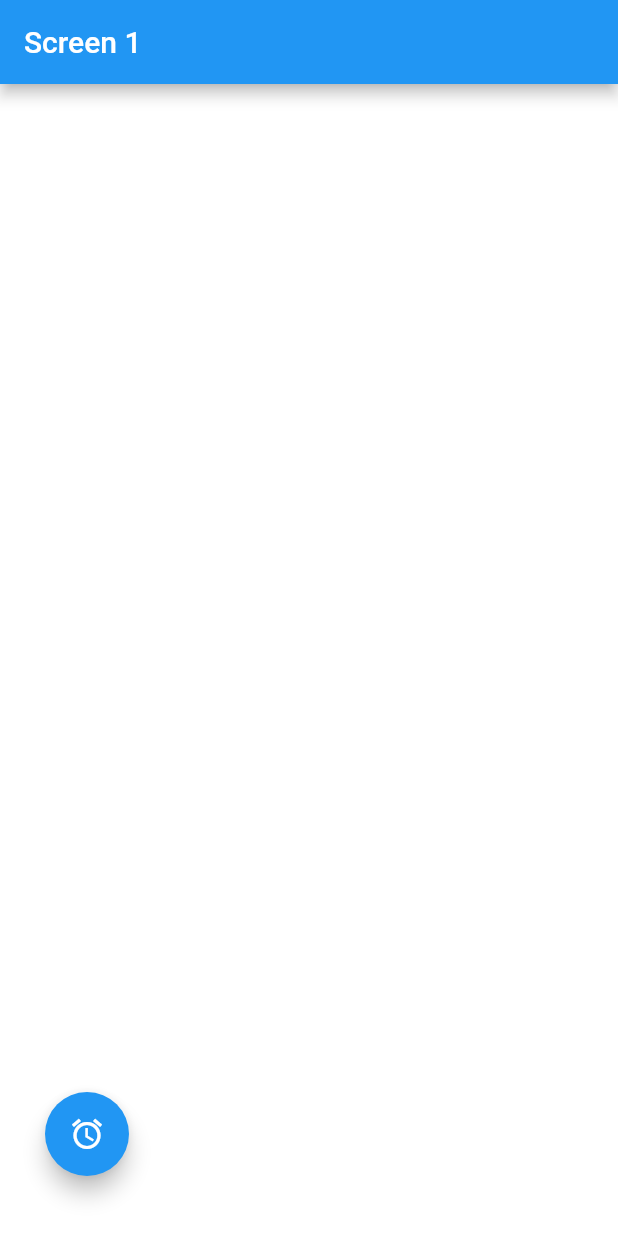
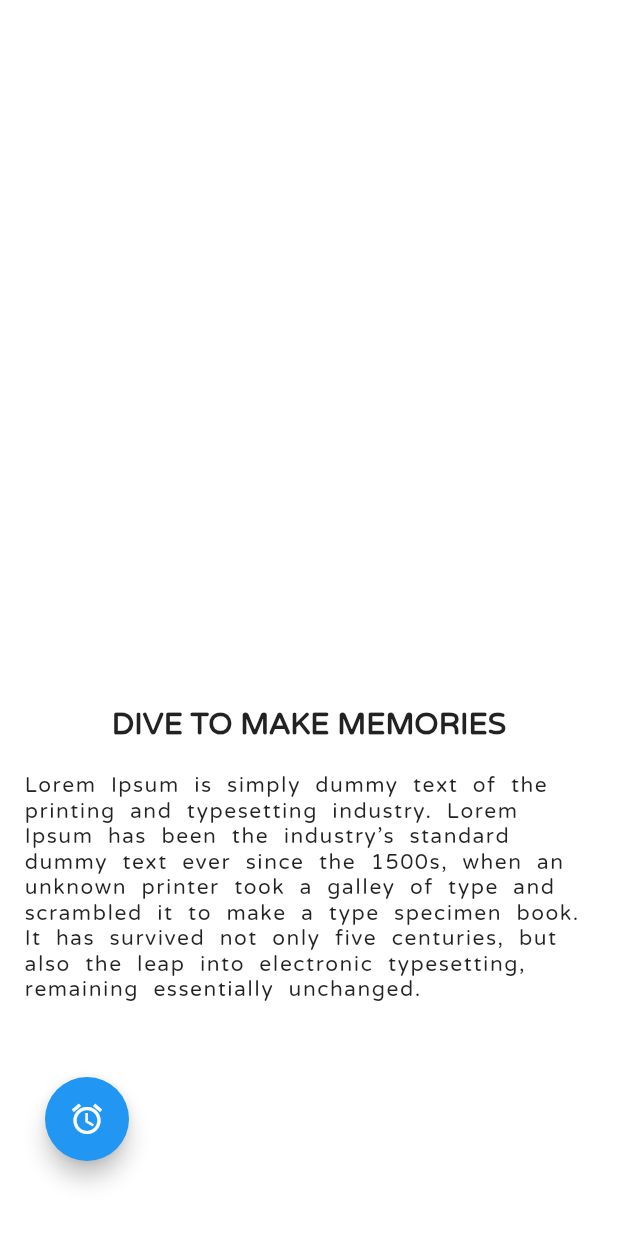
Before and after one commit to SefuZeph/flutter_app_onboarding, a Flutter app: the screen it shows after launch, on a phone screen of 412 x 824 dp. Run offline on Flutter 3.47's test engine with Material 2 defaults, Android fonts, the phone set to English and light mode, and no system bars.

Commit message:
Add font family for the text

```diff
--- a/lib/onboard.dart
+++ b/lib/onboard.dart
@@ -31,9 +31,6 @@ class _MyFirstPage extends State<CustomerOnboarding> {
   @override
   Widget build(BuildContext context) {
     return Scaffold(
-      appBar: AppBar(
-        title: Text("Screen 1"),
-      ),
       backgroundColor: const Color(0xffffffff),
       body: Container(
         child: PageView(
@@ -48,8 +45,90 @@ class _MyFirstPage extends State<CustomerOnboarding> {
 
   Widget _pageOne() {
     return Column(
+      mainAxisAlignment: MainAxisAlignment.end,
       children: <Widget>[
-        Flexible(
+        Container(
+          color: Colors.white,
+          child: Align(
+            alignment: Alignment.center,
+            child: Padding(
+              padding: EdgeInsets.only(left: 16.0, bottom: 20.0,right: 16.0),
+              child: Text(
+                "DIVE TO MAKE MEMORIES",
+                style: TextStyle(fontSize: 20,fontWeight: FontWeight.bold,fontFamily: 'VarelaRound'),
+              ),
+            ),
+          ),
+        ),
+        Container(
+          color: Colors.white,
+          child: Align(
+            alignment: Alignment.center,
+            child: Padding(
+              padding: EdgeInsets.only(left: 16.0, bottom: 50.0,right: 16.0),
+              child: Text(
+                "Lorem Ipsum is simply dummy text of the printing and typesetting industry."
+                " Lorem Ipsum has been the industry's standard dummy text ever since the 1500s,"
+                " when an unknown printer took a galley of type and scrambled it to make a type "
+                "specimen book. It has survived not only five centuries, but also the leap into electronic "
+                "typesetting, remaining essentially unchanged. ",
+                style: TextStyle(fontSize: 14,letterSpacing: 1,wordSpacing: 5,fontFamily: 'VarelaRound'),
+              ),
+            ),
+          ),
+        ),
+        Container(
+          color: Colors.white,
+          child: Align(
+            alignment: Alignment.bottomLeft,
+            child: Padding(
+              padding: EdgeInsets.only(left: 30.0, bottom: 50.0),
+              child: FancyFab(
+                onPressed: () {
+                  setState(() {
+                    _pageController.animateToPage(1,
+                        duration: _kDuration, curve: _kCurve);
+                  });
+                },
+              ),
+            ),
+          ),
+        ),
+      ],
+    );
+  }
+
+  Widget _pageTwo() {
+    return Column(
+      mainAxisAlignment: MainAxisAlignment.end,
+      children: <Widget>[
+        Container(
+          color: Colors.white,
+          child: Align(
+            alignment: Alignment.bottomLeft,
+            child: Padding(
+              padding: EdgeInsets.only(left: 30.0, bottom: 40.0),
+              child: FancyFab(
+                onPressed: () {
+                  setState(() {
+                    _pageController.animateToPage(2,
+                        duration: _kDuration, curve: _kCurve);
+                  });
+                },
+              ),
+            ),
+          ),
+        ),
+      ],
+    );
+  }
+
+  Widget _pageThree() {
+    return Column(
+      mainAxisAlignment: MainAxisAlignment.end,
+      children: <Widget>[
+        Container(
+          color: Colors.white,
           child: Align(
             alignment: Alignment.bottomLeft,
             child: Padding(
@@ -69,52 +148,6 @@ class _MyFirstPage extends State<CustomerOnboarding> {
     );
   }
 
-  Widget _pageTwo() {
-    return Stack(
-      children: <Widget>[
-        Container(
-          color: Colors.white,
-          child: Align(
-            alignment: Alignment.bottomLeft,
-            child: Padding(
-              padding: EdgeInsets.only(left: 30.0, bottom: 40.0),
-              child: FancyFab(
-                onPressed: () {
-                  setState(() {
-                    _pageController.animateToPage(2,
-                        duration: _kDuration, curve: _kCurve);
-                  });
-                },
-              ),
-            ),
-          ),
-        )
-      ],
-    );
-  }
-
-  Widget _pageThree() {
-    return Center(
-      child: Container(
-        color: Colors.white,
-        child: Align(
-          alignment: Alignment.bottomLeft,
-          child: Padding(
-            padding: EdgeInsets.only(left: 30.0, bottom: 40.0),
-            child: FancyFab(
-              onPressed: () {
-                setState(() {
-                  _pageController.animateToPage(1,
-                      duration: _kDuration, curve: _kCurve);
-                });
-              },
-            ),
-          ),
-        ),
-      ),
-    );
-  }
-
 // TODO 2: Add Header for screen on (Without Image)
 // TODO 3: Add text heading
 // TODO 4: Add description
```
Also changed, not shown: pubspec.yaml (+4 -4 lines), fonts/VarelaRound-Regular.ttf (added).
